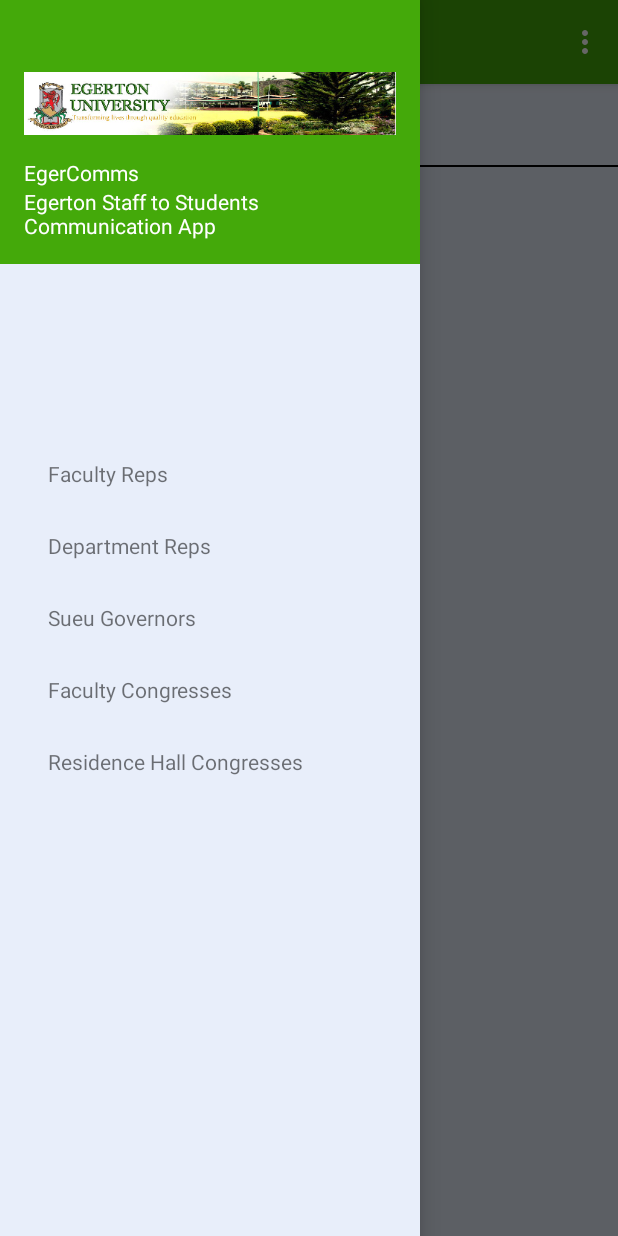
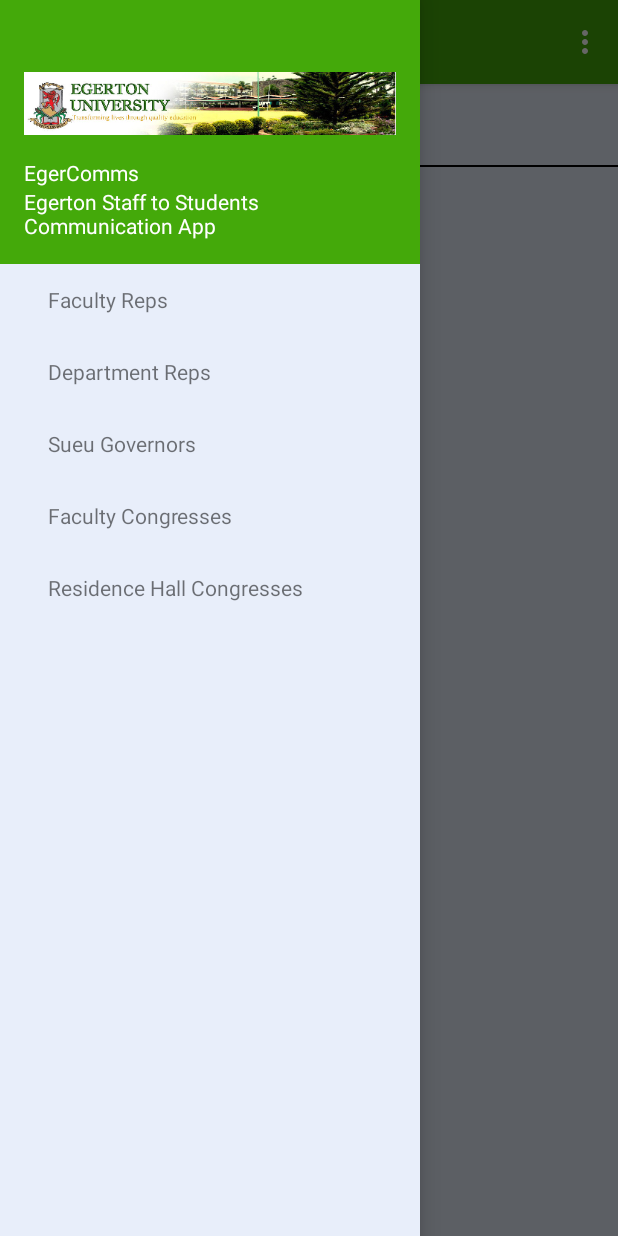
Before and after one commit to EricGachoka/EgercommsAndroid, an Android app: the screen it shows after launch (MainActivity), with the side drawer open, on a phone screen of 412 x 824 dp. Run offline under Robolectric (Android 15) with nearby library versions, the phone set to English and light mode, and no system bars; our stand-ins replace EventBus.

Commit message:
solves navigation view glitch

```diff
--- a/app/src/main/res/layout/activity_main.xml
+++ b/app/src/main/res/layout/activity_main.xml
@@ -4,8 +4,8 @@
     xmlns:tools="http://schemas.android.com/tools"
     android:id="@+id/drawer_layout"
     android:layout_width="match_parent"
+    android:layout_height="match_parent"
     android:background="@color/background_color"
-    android:layout_height="match_parent"
     android:fitsSystemWindows="true"
     tools:openDrawer="start">
 
@@ -15,52 +15,60 @@
         android:layout_height="match_parent" />
 
     <android.support.design.widget.NavigationView
-        android:background="@color/background_color"
         android:id="@+id/nav_view"
         android:layout_width="wrap_content"
         android:layout_height="match_parent"
         android:layout_gravity="start"
-        android:fitsSystemWindows="true"
-        app:headerLayout="@layout/nav_header_main">
+        android:background="@color/background_color"
+        android:fitsSystemWindows="true">
+        <ScrollView
+            android:layout_width="match_parent"
+            android:layout_height="wrap_content">
 
         <LinearLayout
             android:layout_width="match_parent"
             android:layout_height="wrap_content"
-            android:layout_gravity="center"
             android:orientation="vertical">
 
-            <TextView android:id="@+id/faculty_reps"
+            <include layout="@layout/nav_header_main"/>
+
+            <TextView
+                android:id="@+id/faculty_reps"
                 style="@style/nav_drawer_menu_item"
                 android:layout_width="match_parent"
                 android:layout_height="wrap_content"
                 android:text="@string/faculty_reps" />
 
 
-            <TextView android:id="@+id/department_reps"
+            <TextView
+                android:id="@+id/department_reps"
                 style="@style/nav_drawer_menu_item"
                 android:layout_width="match_parent"
                 android:layout_height="wrap_content"
                 android:text="@string/department_reps" />
 
 
-            <TextView android:id="@+id/sueu_governors"
+            <TextView
+                android:id="@+id/sueu_governors"
                 style="@style/nav_drawer_menu_item"
                 android:layout_width="match_parent"
                 android:layout_height="wrap_content"
                 android:text="@string/sueu_governors" />
 
-            <TextView android:id="@+id/faculty_congresses"
+            <TextView
+                android:id="@+id/faculty_congresses"
                 style="@style/nav_drawer_menu_item"
                 android:layout_width="match_parent"
                 android:layout_height="wrap_content"
                 android:text="@string/faculty_congresses" />
 
-            <TextView android:id="@+id/residence_congresses"
+            <TextView
+                android:id="@+id/residence_congresses"
                 style="@style/nav_drawer_menu_item"
                 android:layout_width="match_parent"
                 android:layout_height="wrap_content"
                 android:text="@string/residence_hall_congresses" />
         </LinearLayout>
-
+        </ScrollView>
     </android.support.design.widget.NavigationView>
 </android.support.v4.widget.DrawerLayout>
```
